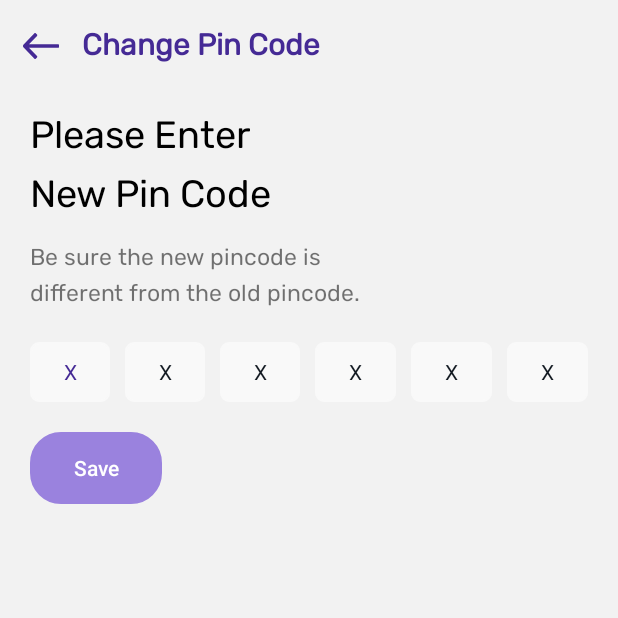
After one commit to briksec/KujuoApp01, an Android app: the ChangePinCodeActivity screen opened directly, with no data from a screen before it, on a phone screen of 412 x 824 dp, the top half of it. The commit adds this screen. Run offline under Robolectric (Android 15) with nearby library versions, the phone set to English and light mode, and no system bars; Roboto replaces fonts that are not available here.

Commit message:
Added Profile Work Again

```diff
--- a/app/src/main/java/com/example/kujuoapp/Profile/ChangeProfileActivity.java
+++ b/app/src/main/java/com/example/kujuoapp/Profile/ChangeProfileActivity.java
@@ -64,6 +64,7 @@ public class ChangeProfileActivity extends AppCompatActivity {
     Bitmap selct,cap;
     Uri selectedImage;
     String image;
+    public static String type="";
 
     @Override
     protected void onCreate(Bundle savedInstanceState) {
@@ -90,13 +91,15 @@ public class ChangeProfileActivity extends AppCompatActivity {
         back.setOnClickListener(new View.OnClickListener() {
             @Override
             public void onClick(View view) {
-                /*ProfileFragment.fetchUData();*/
+                ProfileFragment.fetchUData();
                 finish();
             }
         });
         changeProfile.setOnClickListener(new View.OnClickListener() {
             @Override
             public void onClick(View view) {
+              type = "image";
+                save_changes_btn.setEnabled(true);
                 if(checkPermission()) {
                     selectImage();
                 } else {
@@ -114,6 +117,7 @@ public class ChangeProfileActivity extends AppCompatActivity {
                     usersetdname.setVisibility(View.GONE);
                     nameEdit.setVisibility(View.VISIBLE);
                     save_changes_btn.setEnabled(true);
+                    type = "name";
                     eGSetter.setCheckname(false);
                 }else {
                     arrowright.setBackgroundResource(R.drawable.ic_right_arrow);
@@ -134,6 +138,7 @@ public class ChangeProfileActivity extends AppCompatActivity {
                     phoneEdit.setVisibility(View.VISIBLE);
                     save_changes_btn.setEnabled(true);
                     eGSetter.setCheckphone(false);
+                    type = "phone";
                 }else {
                     arrowbottom.setBackgroundResource(R.drawable.ic_right_arrow);
                     usersetdphone.setVisibility(View.VISIBLE);
@@ -158,7 +163,7 @@ public class ChangeProfileActivity extends AppCompatActivity {
     }
 
     private void updateUData(final String name, final String phone) {
-        StringRequest stringRequest = new StringRequest(Request.Method.POST, BaseClass.domain+"update_profile_data.php",
+        StringRequest stringRequest = new StringRequest(Request.Method.POST, BaseClass.domain+"update_profile_text.php",
                 new Response.Listener<String>() {
                     @Override
                     public void onResponse(String ServerResponse) {
@@ -208,7 +213,7 @@ public class ChangeProfileActivity extends AppCompatActivity {
                     @Override
                     public void onResponse(String ServerResponse) {
                         //progress_spinner.dismiss();
-                        // Toast.makeText(getContext(),ServerResponse.toString(),Toast.LENGTH_SHORT).show();
+                     //    Toast.makeText(getApplicationContext(),ServerResponse.toString(),Toast.LENGTH_SHORT).show();
                         if(ServerResponse.trim().equals("0")){
                             Toast.makeText(getApplicationContext(),"Not Found",Toast.LENGTH_SHORT).show();
                         }
@@ -223,8 +228,8 @@ public class ChangeProfileActivity extends AppCompatActivity {
                                     usersetdname.setText(info.getString("user_name"));
                                     usersetdphone.setText(info.getString("user_phoneno"));
                                     Glide.with(getApplicationContext())
-                                            .load(info.getString("user_profilepic"))
-                                            .placeholder(R.drawable.user)
+                                            .load(info.getString("user_profile"))
+                                            .placeholder(R.drawable.ic_loading)
                                             .circleCrop()
                                             .into(changeProfile);
                                     nameEdit.setText(info.getString("user_name"));
@@ -255,10 +260,7 @@ public class ChangeProfileActivity extends AppCompatActivity {
                 String userid=preferences1.getString("user_id", "");
                 // Creating Map String Params.
                 Map<String, String> params = new HashMap<String, String>();
-
                 params.put("userid", userid);
-
-
                 return params;
 
             }
@@ -303,25 +305,20 @@ public class ChangeProfileActivity extends AppCompatActivity {
         builder.show();
     }
 
-    public void updateImagedata( final String updatefield, final String type) {
+    public void updatedata(final String updatefield, final String type) {
         BaseClass.progress(ChangeProfileActivity.this);
         BaseClass.progressDialog.show();
         // Creating string request with post method.
-        StringRequest stringRequest = new StringRequest(Request.Method.POST, "http://kujofinancials.com/kujuo_official/update_profile.php",
+        StringRequest stringRequest = new StringRequest(Request.Method.POST, BaseClass.domain+"update_profile_data.php",
                 new Response.Listener<String>() {
                     @Override
                     public void onResponse(String ServerResponse) {
                         // Toast.makeText(getApplicationContext(), ServerResponse.trim().toString(),  Toast.LENGTH_SHORT).show();
                         // Hiding the progress dialog after all task complete.
 
-                        if(ServerResponse.trim().equals("0")) {
-                              Toast.makeText(getApplicationContext(), "Try Again", Toast.LENGTH_SHORT).show();
+
+                             BaseClass.toast(getApplicationContext(), ""+ServerResponse);
                                 BaseClass.progressDialog.hide();
-                        }
-                        else if(ServerResponse.trim().equals("done")) {
-                              Toast.makeText(getApplicationContext(), "Updated", Toast.LENGTH_SHORT).show();
-                                BaseClass.progressDialog.hide();
-                        }
                     }
                 },
                 new Response.ErrorListener() {
@@ -340,11 +337,9 @@ public class ChangeProfileActivity extends AppCompatActivity {
                 // Creating Map String Params.
                 Map<String, String> params = new HashMap<String, String>();
 
-                params.put("id", userid);
+                params.put("userid", userid);
                 params.put("updatefields", updatefield);
                 params.put("type",type);
-
-
 
                 return params;
             }
@@ -386,7 +381,7 @@ public class ChangeProfileActivity extends AppCompatActivity {
             if (requestCode == 1 ){
                 Bitmap bitmap = (Bitmap) data.getExtras().get("data");
                 image=ImageToString(bitmap);
-                updateImagedata(image,"image");
+                updatedata(image,"image");
                // changeProfile.setImageBitmap(bitmap);
                 Glide.with(getApplicationContext()).load(bitmap)
                         .circleCrop()
@@ -406,7 +401,7 @@ public class ChangeProfileActivity extends AppCompatActivity {
                 try {
                     selct = MediaStore.Images.Media.getBitmap(getApplicationContext().getContentResolver(), selectedImage);
                     image=ImageToString(selct);
-                    updateImagedata(image,"image");
+                    updatedata(image,"image");
                    // changeProfile.setImageBitmap(selct);
                     Glide.with(getApplicationContext())
                             .load(selct)
@@ -431,7 +426,7 @@ public class ChangeProfileActivity extends AppCompatActivity {
     @Override
     public void onBackPressed() {
 
-      /*  ProfileFragment.fetchUData();*/
+       ProfileFragment.fetchUData();
         finish();
     }
 }
--- a/app/src/main/java/com/example/kujuoapp/Profile/ProfileFragment.java
+++ b/app/src/main/java/com/example/kujuoapp/Profile/ProfileFragment.java
@@ -31,6 +31,7 @@ import com.android.volley.toolbox.Volley;
 import com.bumptech.glide.Glide;
 import com.example.kujuoapp.R;
 import com.example.kujuoapp.Users.BaseClass;
+import com.example.kujuoapp.Users.Feautures.ChangePinCodeActivity;
 import com.example.kujuoapp.Users.Login;
 import com.example.kujuoapp.Users.QRCodeGenerator;
 import com.example.kujuoapp.Users.UserDashboard;
@@ -53,7 +54,7 @@ public class ProfileFragment extends Fragment {
     static TextView topname;
     static TextView topnumber;
     static ImageView prof_pic;
-    LinearLayout fingerprintline,QRCodeline ;
+    LinearLayout fingerprintline,QRCodeline,resetpinCode ;
     public static Fragment profFrag;
     public ProfileFragment() {
         // Required empty public constructor
@@ -73,6 +74,7 @@ public class ProfileFragment extends Fragment {
         walletamt = view.findViewById(R.id.u_wallamount);
         pincode = view.findViewById(R.id.u_pincode);
         email = view.findViewById(R.id.u_email);
+        resetpinCode = view.findViewById(R.id.pin_code_set);
         topname = view.findViewById(R.id.top_name);
         topnumber = view.findViewById(R.id.top_number);
         prof_pic = view.findViewById(R.id.prof_pic);
@@ -96,12 +98,24 @@ public class ProfileFragment extends Fragment {
 
         changeProfile();
         validateStuff();
-        topname.setText(UserDashboard.user_name);
-        topnumber.setText(UserDashboard.user_phoneno);
+        changepinCode();
+        fetchUData();
+       // topname.setText(UserDashboard.user_name);
+      //  topnumber.setText(UserDashboard.user_phoneno);
         return view;
     }
 
-/*
+    private void changepinCode() {
+        resetpinCode.setOnClickListener(new View.OnClickListener() {
+            @Override
+            public void onClick(View view) {
+                Intent intent = new Intent(getContext(), ChangePinCodeActivity.class);
+                intent.setFlags(Intent.FLAG_ACTIVITY_NEW_TASK);
+                startActivity(intent);
+            }
+        });
+    }
+
     public static void fetchUData() {
         StringRequest stringRequest = new StringRequest(Request.Method.POST, BaseClass.domain+"fetch_profile_data1.php",
                 new Response.Listener<String>() {
@@ -122,9 +136,9 @@ public class ProfileFragment extends Fragment {
                                     JSONObject info = jsonArray.getJSONObject(j);
                                     email.setText(info.getString("user_email"));
                                     pincode.setText(info.getString("user_password"));
-                                    walletamt.setText(info.getString("balance"));
+                                    walletamt.setText(info.getString("user_wallet"));
                                     Glide.with(ProfileFragment.context)
-                                            .load(info.getString("user_profilepic"))
+                                            .load(info.getString("user_profile"))
                                             .circleCrop()
                                             .placeholder(R.drawable.ic_loading)
                                             .into(prof_pic);
@@ -174,7 +188,6 @@ public class ProfileFragment extends Fragment {
         requestQueue.add(stringRequest);
 
     }
-*/
 
     private void changeProfile() {
         change_prof_btn.setOnClickListener(new View.OnClickListener() {
--- /dev/null
+++ b/app/src/main/java/com/example/kujuoapp/Users/Feautures/ChangePinCodeActivity.java
@@ -0,0 +1,41 @@
+package com.example.kujuoapp.Users.Feautures;
+
+import androidx.appcompat.app.AppCompatActivity;
+
+import android.os.Bundle;
+import android.view.View;
+import android.widget.Button;
+import android.widget.ImageView;
+
+import com.example.kujuoapp.R;
+import com.example.kujuoapp.Users.BaseClass;
+
+public class ChangePinCodeActivity extends AppCompatActivity {
+
+    ImageView back;
+    Button save;
+    @Override
+    protected void onCreate(Bundle savedInstanceState) {
+        super.onCreate(savedInstanceState);
+        setContentView(R.layout.activity_change_pin_code);
+        getSupportActionBar().hide();
+        back = findViewById(R.id.cp_backzcp);
+        save = findViewById(R.id.btn_save_changepincode);
+        initUI();
+    }
+
+    private void initUI() {
+        back.setOnClickListener(new View.OnClickListener() {
+            @Override
+            public void onClick(View view) {
+                finish();
+            }
+        });
+        save.setOnClickListener(new View.OnClickListener() {
+            @Override
+            public void onClick(View view) {
+                BaseClass.toast(getApplicationContext(),"Working!");
+            }
+        });
+    }
+}
--- /dev/null
+++ b/app/src/main/res/drawable/btn_changepincode_backg.xml
@@ -0,0 +1,13 @@
+<?xml version="1.0" encoding="utf-8"?>
+<shape xmlns:android="http://schemas.android.com/apk/res/android"
+
+    android:shape="rectangle">
+
+    <solid android:color="#9A82DE"/>
+    <corners android:radius="20dp"/>
+
+    <stroke android:color="#9A82DE" android:width="1dp"
+        />
+
+
+</shape>
--- /dev/null
+++ b/app/src/main/res/drawable/change_pincode_bg.xml
@@ -0,0 +1,13 @@
+<?xml version="1.0" encoding="utf-8"?>
+<shape xmlns:android="http://schemas.android.com/apk/res/android"
+
+    android:shape="rectangle">
+
+    <solid android:color="#F9F9F9"/>
+    <corners android:radius="5dp"/>
+
+    <stroke android:color="#F9F9F9" android:width="1dp"
+        />
+
+
+</shape>
--- /dev/null
+++ b/app/src/main/res/layout/activity_change_pin_code.xml
@@ -0,0 +1,237 @@
+<?xml version="1.0" encoding="utf-8"?>
+<LinearLayout xmlns:android="http://schemas.android.com/apk/res/android"
+    xmlns:app="http://schemas.android.com/apk/res-auto"
+    xmlns:tools="http://schemas.android.com/tools"
+    android:layout_width="match_parent"
+    android:layout_height="match_parent"
+    android:orientation="vertical"
+    android:background="#F2F2F2"
+    tools:context=".Users.Feautures.ChangePinCodeActivity">
+
+    <!--        Header-->
+    <LinearLayout
+        android:layout_width="match_parent"
+        android:layout_height="wrap_content"
+        android:layout_marginLeft="15dp"
+        android:layout_marginRight="15dp"
+        >
+        <LinearLayout
+            android:layout_width="match_parent"
+            android:layout_height="wrap_content"
+            android:orientation="horizontal"
+            android:paddingTop="15dp"
+            android:paddingBottom="15dp"
+            android:gravity="center"
+            >
+            <ImageView
+                android:layout_width="wrap_content"
+                android:layout_height="wrap_content"
+                android:id="@+id/cp_backzcp"
+                android:background="@drawable/ic_arrow_backward"
+                />
+            <TextView
+                android:layout_width="match_parent"
+                android:layout_height="wrap_content"
+                android:text="Change Pin Code"
+                android:fontFamily="@font/rubik"
+                android:layout_marginLeft="15dp"
+                android:textColor="#452A95"
+                android:textSize="20dp"
+                android:textStyle="bold"
+                />
+        </LinearLayout>
+    </LinearLayout>
+
+    <LinearLayout
+        android:layout_width="match_parent"
+        android:layout_height="wrap_content"
+        android:orientation="vertical"
+        >
+<!--        Heading text-->
+        <LinearLayout
+            android:layout_width="match_parent"
+            android:layout_height="wrap_content"
+            android:orientation="vertical"
+            android:layout_marginTop="10dp"
+            android:layout_marginLeft="20dp"
+            >
+          <TextView
+            android:layout_width="wrap_content"
+            android:layout_height="wrap_content"
+            android:text="Please Enter"
+              android:textSize="25sp"
+              android:fontFamily="@font/rubik"
+              android:textColor="@android:color/black"
+            />
+            <TextView
+                android:layout_width="wrap_content"
+                android:layout_height="wrap_content"
+                android:text="New Pin Code"
+                android:textSize="25sp"
+                android:fontFamily="@font/rubik"
+                android:textColor="@android:color/black"
+
+                />
+        </LinearLayout>
+<!--        Body Text-->
+        <LinearLayout
+            android:layout_width="match_parent"
+            android:layout_height="wrap_content"
+            android:orientation="vertical"
+            android:layout_marginTop="10dp"
+            android:layout_marginLeft="20dp"
+            >
+            <TextView
+                android:layout_width="wrap_content"
+                android:layout_height="wrap_content"
+                android:text="@string/acpc_text"
+                android:textSize="15sp"
+                android:fontFamily="@font/rubik"
+
+                />
+            <TextView
+                android:layout_width="wrap_content"
+                android:layout_height="wrap_content"
+                android:text="@string/acpc_text2"
+                android:textSize="15sp"
+                android:fontFamily="@font/rubik"
+                />
+        </LinearLayout>
+<!--        Edit texts-->
+        <LinearLayout
+            android:layout_width="match_parent"
+            android:layout_height="wrap_content"
+            android:orientation="vertical"
+            android:layout_marginTop="20dp"
+            android:layout_marginLeft="20dp"
+            android:layout_marginRight="20dp"
+            >
+        <LinearLayout
+            android:layout_width="match_parent"
+            android:layout_height="wrap_content"
+            android:orientation="horizontal"
+
+            >
+            <EditText
+                android:id="@+id/codess"
+                android:layout_width="40dp"
+                android:layout_height="40dp"
+                android:textSize="14sp"
+                android:inputType="numberPassword"
+                android:gravity="center"
+                android:imeOptions="actionNext"
+                android:textColor="@color/black"
+                android:textAlignment="center"
+                android:layout_weight="1"
+                android:background="@drawable/change_pincode_bg"
+                android:hint="X"
+                android:textColorHint="@color/blue"
+                android:descendantFocusability="beforeDescendants"
+                android:focusableInTouchMode="true"
+                />
+            <EditText
+                android:id="@+id/codess2"
+                android:layout_width="40dp"
+                android:layout_height="40dp"
+                android:textSize="14sp"
+                android:inputType="numberPassword"
+                android:gravity="center"
+                android:layout_weight="1"
+                android:imeOptions="actionNext"
+                android:textColor="@color/black"
+                android:textAlignment="center"
+                android:layout_marginLeft="10dp"
+                android:background="@drawable/change_pincode_bg"
+                android:hint="X"
+                android:textColorHint="@color/black"
+                android:layout_marginRight="10dp"
+                />
+            <EditText
+                android:id="@+id/codess3"
+                android:layout_width="40dp"
+                android:layout_height="40dp"
+                android:textSize="14sp"
+                android:inputType="numberPassword"
+                android:gravity="center"
+                android:layout_weight="1"
+                android:imeOptions="actionNext"
+                android:textColor="@color/black"
+                android:textAlignment="center"
+                android:background="@drawable/change_pincode_bg"
+                android:hint="X"
+                android:textColorHint="@color/black"
+                android:layout_marginRight="10dp"
+                />
+            <EditText
+                android:id="@+id/codess4"
+                android:layout_width="40dp"
+                android:layout_height="40dp"
+                android:textSize="14sp"
+                android:layout_weight="1"
+                android:inputType="numberPassword"
+                android:gravity="center"
+                android:imeOptions="actionNext"
+                android:textColor="@color/black"
+                android:textAlignment="center"
+                android:background="@drawable/change_pincode_bg"
+                android:hint="X"
+                android:textColorHint="@color/black"
+                android:layout_marginRight="10dp"
+                />
+            <EditText
+                android:id="@+id/codess5"
+                android:layout_width="40dp"
+                android:layout_height="40dp"
+                android:textSize="14sp"
+                android:inputType="numberPassword"
+                android:gravity="center"
+                android:layout_weight="1"
+                android:imeOptions="actionNext"
+                android:textColor="@color/black"
+                android:textAlignment="center"
+                android:background="@drawable/change_pincode_bg"
+                android:hint="X"
+                android:textColorHint="@color/black"
+                android:layout_marginRight="10dp"
+                />
+            <EditText
+                android:id="@+id/codess6"
+                android:layout_width="40dp"
+                android:layout_height="40dp"
+                android:textSize="14sp"
+                android:inputType="numberPassword"
+                android:gravity="center"
+                android:layout_weight="1"
+                android:imeOptions="actionNext"
+                android:textColor="@color/black"
+                android:textAlignment="center"
+                android:background="@drawable/change_pincode_bg"
+                android:hint="X"
+                android:textColorHint="@color/black"
+                />
+
+        </LinearLayout>
+
+
+        </LinearLayout>
+<!--        Button-->
+<LinearLayout
+    android:layout_width="match_parent"
+    android:layout_height="wrap_content"
+    android:orientation="vertical"
+    android:layout_marginTop="20dp"
+    android:layout_marginLeft="20dp"
+    >
+    <Button
+        android:layout_width="wrap_content"
+        android:layout_height="wrap_content"
+        android:text="Save"
+        android:textAllCaps="false"
+        android:id="@+id/btn_save_changepincode"
+        android:textColor="@color/white"
+        android:background="@drawable/btn_changepincode_backg"
+        />
+</LinearLayout>
+    </LinearLayout>
+
+</LinearLayout>
--- a/app/src/main/res/layout/activity_change_profile.xml
+++ b/app/src/main/res/layout/activity_change_profile.xml
@@ -130,7 +130,7 @@
                 <TextView
                     android:layout_width="wrap_content"
                     android:layout_height="match_parent"
-                    android:text="Jimmy Sulivan"
+                    android:text="loading..."
                     android:id="@+id/my_username"
                     android:gravity="center"
                     android:layout_marginLeft="10dp"
@@ -207,7 +207,7 @@
                 <TextView
                     android:layout_width="wrap_content"
                     android:layout_height="match_parent"
-                    android:text="+1898860119"
+                    android:text="loading..."
                     android:id="@+id/my_userphone"
                     android:gravity="center"
                     android:layout_marginLeft="10dp"
--- a/app/src/main/res/layout/fragment_profile.xml
+++ b/app/src/main/res/layout/fragment_profile.xml
@@ -61,7 +61,7 @@
                       android:layout_width="match_parent"
                       android:layout_height="wrap_content"
                       android:textColor="@color/white"
-                      android:text="Jimmy Sulivan"
+                      android:text="loading..."
                       android:id="@+id/top_name"
                       />
                     <TextView
@@ -69,7 +69,7 @@
                         android:layout_height="wrap_content"
                         android:layout_marginTop="2dp"
                         android:textColor="@color/white"
-                        android:text="+1898860119"
+                        android:text="loading..."
                         android:id="@+id/top_number"
                         />
                 </LinearLayout>
@@ -125,7 +125,7 @@
                 <TextView
                     android:layout_width="wrap_content"
                     android:layout_height="match_parent"
-                    android:text="115.00"
+                    android:text="loading..."
                     android:id="@+id/u_wallamount"
                     android:gravity="center"
                     android:layout_marginLeft="1dp"
@@ -241,6 +241,7 @@
             android:layout_width="match_parent"
             android:layout_height="wrap_content"
             android:layout_marginTop="10dp"
+            android:id="@+id/pin_code_set"
             android:orientation="horizontal"
             >
             <LinearLayout
@@ -277,7 +278,7 @@
                 <TextView
                     android:layout_width="wrap_content"
                     android:layout_height="match_parent"
-                    android:text="24****"
+                    android:text="loading..."
                     android:id="@+id/u_pincode"
                     android:gravity="center"
                     android:layout_marginLeft="10dp"
@@ -380,7 +381,7 @@
             <TextView
                 android:layout_width="wrap_content"
                 android:layout_height="match_parent"
-                android:text="Sulivan@gmail.com"
+                android:text="loading..."
                 android:gravity="center"
                 android:id="@+id/u_email"
                 android:layout_marginLeft="10dp"
--- a/app/src/main/res/values/strings.xml
+++ b/app/src/main/res/values/strings.xml
@@ -37,4 +37,6 @@
     <string name="order_debit_card">Order Debit Card</string>
     <string name="add_funds">Add Funds</string>
     <string name="pincode">Pin Code</string>
+    <string name="acpc_text">Be sure the new pincode is</string>
+    <string name="acpc_text2">different from the old pincode.</string>
 </resources>
```
Also changed, not shown: app/src/main/AndroidManifest.xml (+7 -16 lines).
